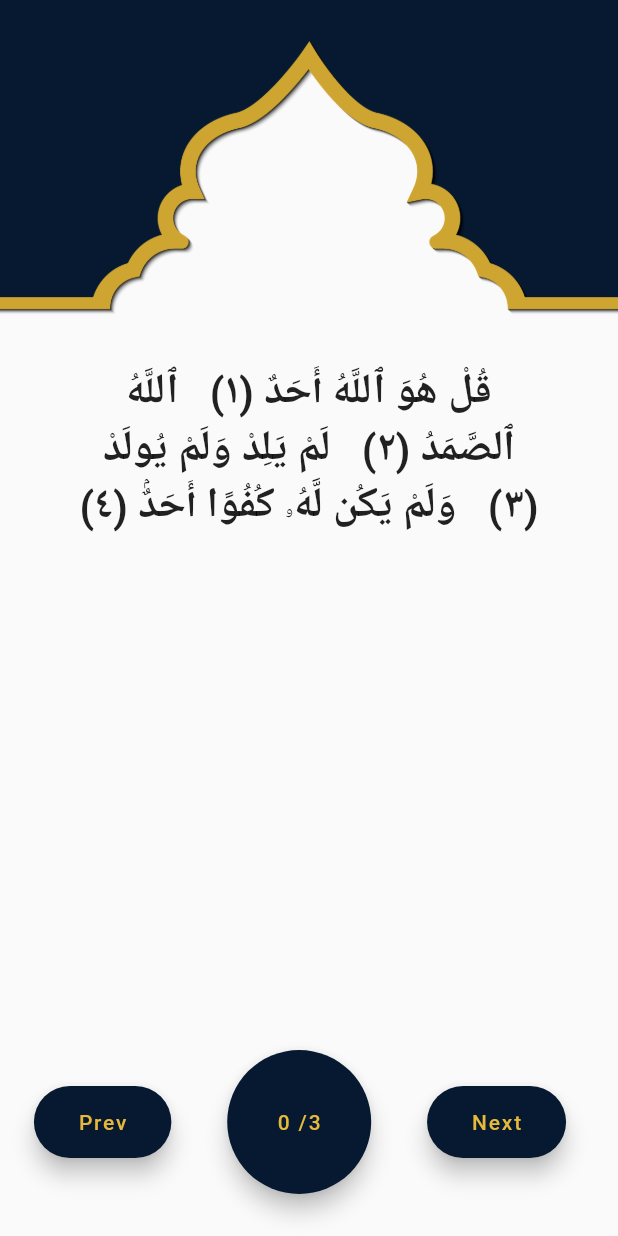
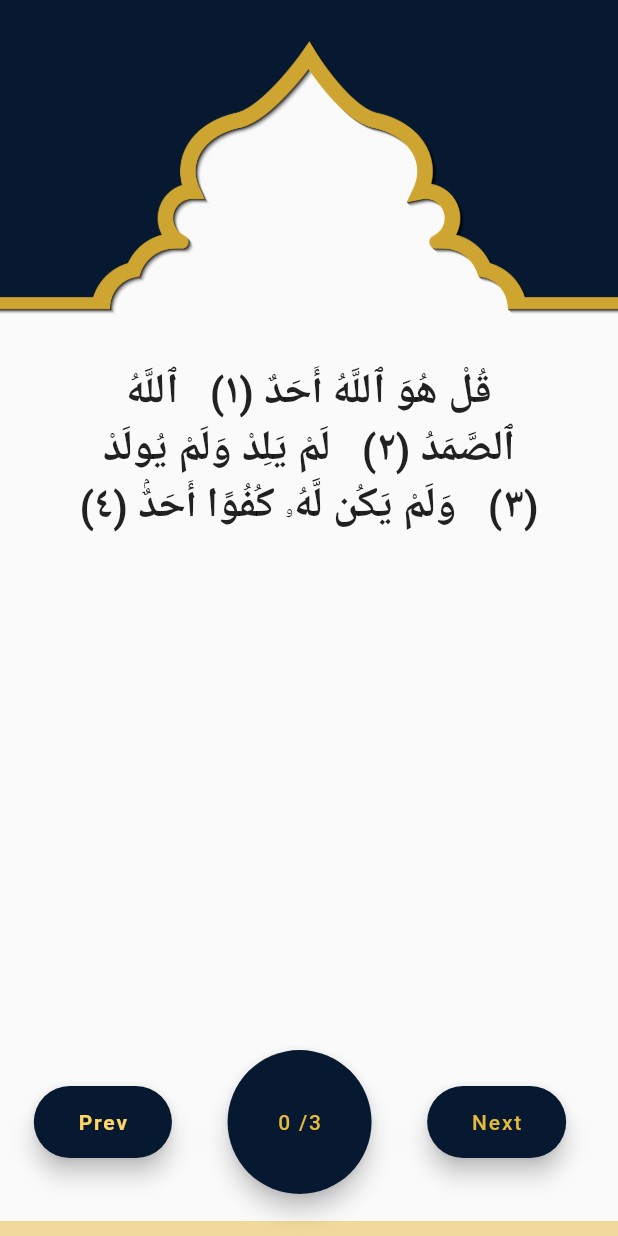
Before and after one commit to aslahmogral/wird_al_latif, a Flutter app: the screen it shows after launch, on a phone screen of 412 x 824 dp. Run offline on Flutter 3.47's test engine with Material 2 defaults, Android fonts, the light colour scheme and no system bars; our stand-ins replace google_fonts; Roboto replaces fonts that are missing (Amiri).

Commit message:
arabic font and harkath changed

```diff
--- a/lib/home_screen.dart
+++ b/lib/home_screen.dart
@@ -2,6 +2,7 @@ import 'package:flutter/material.dart';
 import 'package:provider/provider.dart';
 import 'package:wird_al_latif/provider/wird_provider.dart';
 import 'package:wird_al_latif/utils/colors.dart';
+import 'package:google_fonts/google_fonts.dart';
 
 class HomeScreen extends StatefulWidget {
   const HomeScreen({Key? key}) : super(key: key);
@@ -14,6 +15,7 @@ class _HomeScreenState extends State<HomeScreen> {
   int nextIndex = 0;
   bool endMessage = false;
   var count = 0;
+  double percentage = 0;
 
   prevButtonMethod(WirdProvider wirdData) {
     count = 0;
@@ -84,7 +86,7 @@ class _HomeScreenState extends State<HomeScreen> {
   Widget build(BuildContext context) {
     return Consumer<WirdProvider>(
         builder: (BuildContext context, wirdData, Widget? child) {
-      // var percentage = nextIndex / wirdData.getWirdList.length * 100;
+     percentage = nextIndex / wirdData.getWirdList.length * 1;
       return Scaffold(
           // appBar: AppBar(
           //   title: const Text('Wirdul-Latif '),
@@ -120,11 +122,13 @@ class _HomeScreenState extends State<HomeScreen> {
                   FloatingActionButton.extended(
                       backgroundColor: WirdColors.primaryColor,
                       onPressed: () {
+                        print(percentage);
+
                         prevButtonMethod(wirdData);
                       },
                       label: const Text(
                         '  Prev  ',
-                        style: TextStyle(color: WirdColors.seconderyColor),
+                        style: TextStyle(color: Color.fromARGB(255, 254, 213, 100),fontWeight: FontWeight.bold,),
                       )),
                   FloatingActionButton.large(
                       backgroundColor: WirdColors.primaryColor,
@@ -139,6 +143,7 @@ class _HomeScreenState extends State<HomeScreen> {
                   FloatingActionButton.extended(
                       backgroundColor: WirdColors.primaryColor,
                       onPressed: () {
+                        print(percentage);
                         nextButtonMethod(wirdData);
                       },
                       label: const Text('  Next  ',
@@ -187,25 +192,27 @@ class _HomeScreenState extends State<HomeScreen> {
                 Expanded(
                     flex: 1,
                     child: Container(
-                        // color: Colors.orange,
-                        ))
+                      width: MediaQuery.of(context).size.width,
+                      // color: Colors.orange,
+                      child: Column(
+                        children: [
+                          Expanded(child: SizedBox()),
+                          SizedBox(
+                            height: 10,
+                            child: LinearProgressIndicator(
+                              value: percentage,
+                              backgroundColor: WirdColors.seconderyColor.withOpacity(0.5),
+                              valueColor: AlwaysStoppedAnimation(
+                                  WirdColors.primaryColor),
+                            ),
+                          )
+                        ],
+                      ),
+                    ))
                 // Expanded(child: SizedBox())
               ],
             ),
-          )
-
-          //  SingleChildScrollView(
-          //   child: Column(
-          //     children: [
-          //       SizedBox(height: 20),
-          //       arabicTextWidget(context, wirdData),
-          //       SizedBox(
-          //         height: 150,
-          //       )
-          //     ],
-          //   ),
-          // ),
-          );
+          ));
     });
   }
 
@@ -228,10 +235,10 @@ class _HomeScreenState extends State<HomeScreen> {
                 : Text(
                     wirdData.getWirdList[nextIndex].arabic,
                     textAlign: TextAlign.center,
-                    style: TextStyle(
-                      fontWeight: FontWeight.bold,
+                    style: GoogleFonts.amiri(fontWeight: FontWeight.bold,
                       fontSize: 28,
-                    ),
+                      )
+
                   ),
           ),
         ),
--- a/lib/provider/wird_provider.dart
+++ b/lib/provider/wird_provider.dart
@@ -46,41 +46,42 @@ class WirdProvider extends ChangeNotifier {
     'رَبِّ أَعُوذُ بِكَ مِنْ هَمَزَاتِ الشَّيَاطِينِ وَأَعُوذُ بِكَ رَبِّ اَنْ يَّحْضُرُونِ',
     'أَفَحَسِبْتُمْ أَنَّمَا خَلَقْنَـٰكُمْ عَبَثًۭا وَأَنَّكُمْ إِلَيْنَا لَا تُرْجَعُونَ (١١٥) فَتَعَـٰلَى ٱللَّهُ ٱلْمَلِكُ ٱلْحَقُّ ۖ لَآ إِلَـٰهَ إِلَّا هُوَ رَبُّ ٱلْعَرْشِ ٱلْكَرِيمِ (١١٦) وَمَن يَدْعُ مَعَ ٱللَّهِ إِلَـٰهًا ءَاخَرَ لَا بُرْهَـٰنَ لَهُۥ بِهِۦ فَإِنَّمَا حِسَابُهُۥ عِندَ رَبِّهِۦٓ ۚ إِنَّهُۥ لَا يُفْلِحُ ٱلْكَـٰفِرُونَ (١١٧) وَقُل رَّبِّ ٱغْفِرْ وَٱرْحَمْ وَأَنتَ خَيْرُ ٱلرَّٰحِمِينَ (١١٨)',
     'فَسُبْحَانَ اللَّهِ حِينَ تُمْسُونَ وَحِينَ تُصْبِحُونَ * وَلَهُ الْحَمْدُ فِي السَّمَاوَاتِ وَالْأَرْضِ وَعَشِيًّا وَحِينَ تُظْهِرُونَ * يُخْرِجُ الْحَيَّ مِنَ الْمَيِّتِ وَيُخْرِجُ الْمَيِّتَ مِنَ الْحَيِّ وَيُحْيِي الْأَرْضَ بَعْدَ مَوْتِهَا وَكَذَلِكَ تُخْرَجُونَ',
-    'أعوذ بالله السميع العليم من الشيطان الرجيم',
+    'أَعُوذُ بِاَللَّهِ السَّمِيعِ الْعَلِيمِ مِنْ الشَّيْطَانِ الرَّجِيمِ',
     'لَوْ أَنزَلْنَا هَـٰذَا ٱلْقُرْءَانَ عَلَىٰ جَبَلٍۢ لَّرَأَيْتَهُۥ خَـٰشِعًۭا مُّتَصَدِّعًۭا مِّنْ خَشْيَةِ ٱللَّهِ ۚ وَتِلْكَ ٱلْأَمْثَـٰلُ نَضْرِبُهَا لِلنَّاسِ لَعَلَّهُمْ يَتَفَكَّرُونَ ٢١ هُوَ ٱللَّهُ ٱلَّذِى لَآ إِلَـٰهَ إِلَّا هُوَ ۖ عَـٰلِمُ ٱلْغَيْبِ وَٱلشَّهَـٰدَةِ ۖ هُوَ ٱلرَّحْمَـٰنُ ٱلرَّحِيمُ ٢٢ هُوَ ٱللَّهُ ٱلَّذِى لَآ إِلَـٰهَ إِلَّا هُوَ ٱلْمَلِكُ ٱلْقُدُّوسُ ٱلسَّلَـٰمُ ٱلْمُؤْمِنُ ٱلْمُهَيْمِنُ ٱلْعَزِيزُ ٱلْجَبَّارُ ٱلْمُتَكَبِّرُ ۚ سُبْحَـٰنَ ٱللَّهِ عَمَّا يُشْرِكُونَ ٢٣ هُوَ ٱللَّهُ ٱلْخَـٰلِقُ ٱلْبَارِئُ ٱلْمُصَوِّرُ ۖ لَهُ ٱلْأَسْمَآءُ ٱلْحُسْنَىٰ ۚ يُسَبِّحُ لَهُۥ مَا فِى ٱلسَّمَـٰوَٰتِ وَٱلْأَرْضِ ۖ وَهُوَ ٱلْعَزِيزُ ٱلْحَكِيمُ',
-    'سلام على نوح في العالمين إنا كذلك نجزي المحسنين إنه من عبادنا المؤمنين',
-    'أعوذ بكلمات الله التامات من شر ما خلق',
-    'بسم الله الذي لا يضر مع اسمه شيء في الأرض ولا في السماء وهو السميع العليم',
+    'سَلَامٌ عَلَى نُوحٍ فِي الْعَالَمِينَ إِنَّا كَذَلِكَ نَجْزِي الْمُحْسِنِينَ إِنَّهُ مِنْ عِبَادِنَا الْمُؤْمِنِينَ',
+    'أَعُوذُ بِكَلِمَاتِ اللَّهِ التَّامَّاتِ مِنْ شَرِّ مَا خَلَقَ',
+    'بِسْمِ اللَّهِ الَّذِي لَا يَضُرُّ مَعَ اسْمِهِ شَيْءٌ فِي الْأَرْضِ وَلَا فِي السَّمَاءِ وَهُوَ السَّمِيعُ الْعَلِيمُ',
     'اللَّهُمَّ إِنِّي أَصْبَحْتُ أُشْهِدُكَ وَأُشْهِدُ حَمَلَةَ عَرْشِكَ، وَمَلَائِكَتَكَ وَجَمِيعَ خَلْقِكَ، أَنَّكَ أَنْتَ اللهُ لَا إِلٰهَ إِلَّا أَنْتَ وَحْدَكَ لَا شَرِيكَ لَكَ، وَأَنَّ مُحَمَّداً عَبْدُكَ وَرَسُولُكَ',
-    'الحمد لله ربّ العالمين حمداً يوافي نِعَمَهُ ويُكافئُ مَزيده',
-    'آمنت بالله العظيم وكفرت بالجبت والطاغوت واستمسكت بالعروة الوثقى لا انفصام لها والله سميع عليم',
-    'رضيت بالله رباً وبالإسلام ديناً وبسيدنا محمد صلى الله عليه وآله وسلم نبياً ورسولاً',
-    'حسبي الله لا إله إلا هو عليه توكلت وهو رب العرش العظيم',
-    'اللهم صل على سيدنا محمد وآله وصحبه وسلم',
+    'الْحَمْدُ لِلَّهِ رَبِّ الْعَالَمِينَ حَمْدًا يُوَافِي نِعَمَهُ وَيُكَافِئُ مَزِيدَهُ',
+    'آمَنْتُ بِاللَّهِ الْعَظِيمِ وَكَفَرْتُ بِالْجِبْتِ وَالطَّاغُوتِ وَاسْتَمْسَكْتُ بِالْعُرْوَةِ الْوُثْقَى لَا انْفِصَامَ لَهَا وَاللَّهُ سَمِيعٌ عَلِيمٌ',
+    'رَضِيتُ بِاَللَّهِ رَبًّا وَبِالْإِسْلَامِ دِينًا وَبِسَيِّدِنَا مُحَمَّدٍ صَلَّى اللَّهُ عَلَيْهِ وَآلِهِ وَسَلَّمَ نَبِيًّا وَرَسُولًا',
+    'حَسْبِيَ اللَّهُ لَا إِلَهَ إِلَّا هُوَ عَلَيْهِ تَوَكَّلْتُ وَهُوَ رَبُّ الْعَرْشِ الْعَظِيمِ',
+    'اللَّهُمَّ صَلِّ عَلَى سَيِّدِنَا مُحَمَّدٍ وَآلِهِ وَصَحْبِهِ وَسَلَّمَ',
     'اللَّهُمَّ إِنِّي أَسْأَلُكَ مِنْ فَجْأَةِ الْخَيْرِ، وَأَعُوذُ بِكَ مِنْ فَجْأَةِ الشَّرّ',
-    'اللهم أنت ربي لا إله إلا أنت خلقتني، وأنا عبدك وأنا على عهدك ووعدك ما استطعت، أعوذ بك من شر ما صنعت، أبوء لك بنعمتك علي وأبوء بذنبي فاغفر لي فإنه لا يغفر الذنوب إلا أنت',
-    'اللهم أنت ربي لا إله إلا أنت، عليك توكلت، وأنت رب العرش العظيم، ما شاء الله كان، وما لم يشأ لم يكن، لا حول ولا قوة إلا بالله العلي العظيم، أعلم أن الله على كل شيء قدير، وأن الله قد أحاط بكل شيء علمًا، اللهم إني أعوذ بك من شر نفسي، ومن شر كل دابة أنت آخذ بناصيتها، إن ربي على صراط مستقيم،',
-    'يا حي يا قيوم برحمتك أستغيث ، أصلح لي شأني كله ، ولا تكلني إلى نفسي طرفة عين',
-    'اللهم إني أعوذ بك من الهم والحزن وأعوذ بك من العجز والكسل، وأعوذ بك من الجبن والبخل، وأعوذ بك من غلبة الدين وقهر الرجال',
-    'اللهم إني أسألك العافية في الدنيا والآخرة',
-    'اللهم إني أسألك العفو والعافية والمعافاة الدائمة في ديني ودنياي وأهلي ومالي',
-    'اللهم استر عوراتي وآمن روعاتي',
-    'اللهم احفظني من بين يدي ومن خلفي وعن يميني وعن شمالي ومن فوقي، وأعوذ بعظمتك أن أغتال من تحتي',
-    'اللهم انت خلقتني وانت تهديني وانت تطعمني وانت تسقيني وانت تميتني وانت تحيني وانت على كل شي قدير',
-    'أصبحنا على فطرة الإسلام وعلى كلمة الإخلاص وعلى د ین نبينا محمد صلى الله عليه وآله وسلم وعلى ملة أبينا إبراهيم حنيفاً مسلماً وما كان من المشركين',
-    'اللهم بك أصبحنا وبك أمسينا وبك نحيا وبك نموت وعليك نتوكل وإليك النشور',
-    'أصبحنا وأصبح الملك لله والحمد لله رب العالمين',
-    'اللهم إني أسألك خير هذا اليوم فتحه ونصره ونوره وبركته وهداه',
-    'اللهم إني أسألك خير هذا اليوم وخير ما قبله وخير ما بعده وأعوذ بك من شر هذا اليوم وشر ما بعده',
-    'اللهم ما أصبح بي من نعمة أو بأحد من خلقك فمنك وحدك لا شريك لك فلك الحمد ولك الشكر على ذلك',
-    'سبحان الله وبحمده عدد خلقه ورضاء نفسه وزنة عرشه ومداد كلماته',
-    'سبحان الله العظيم وبحمده عدد خلقه ورضاء نفسه وزنة عرشه ومداد كلماته',
-    'سبحان الله عدد ما خلق في السماء، سبحان الله عدد ما خلق في الأرض، سبحان الله عدد مابين ذلك، سبحان الله عدد ماهو خالق',
-    'الحمد لله عدد ما خلق في السماء، الحمد لله عدد ما خلق في الأرض، الحمد لله عدد ما بين ذلك، الحمد لله عدد ماهو خالق',
-    'لا إله إلا الله عدد ما خلق في السماء، لا إله إلا الله عدد ما خلق في الأرض، لا إله إلا الله عدد مابين ذلك، لا إله إلا الله  عدد ماهو خالق',
-    'الله أكبر عدد ما خلق في السماء، الله أكبر عدد ما خلق في الأرض، الله أكبر عدد مابين ذلك، الله أكبر عدد ماهو خالق',
-    'لا حول ولا قوة إلا بالله العلي العظيم عدد ما خلق في السماء، لا حول ولا قوة إلا بالله العلي العظيم عدد ما خلق في الأرض، لا حول ولا قوة إلا بالله العلي العظيم عدد ما بين ذلك، لا حول ولا قوة إلا بالله العلي العظيم عدد ماهو خالق',
-    'لا إله إلا الله وحده لا شريك له، له الملك وله الحمد يحيي ويميت وهو على كل شيء قدير عدد د كل ذرة ألف مرة',
-    'اللهم صل وسلم على سيدنا محمد مفتاح باب رحمة الله عدد ما في علم الله صلاة وسلاماً دائمين بدوام ملك الله وعلى آله وصحبه عدد كل ذرة ألف مرة',
+    'اللَّهُمَّ أَنْتَ رَبِّي لَا إِلَهَ إِلَّا أَنْتَ خَلَقْتَنِي، وَأَنَا عَبْدُكَ وَأَنَا عَلَى عَهْدِكَ وَوَعْدِكَ مَا اسْتَطَعْتُ، أَعُوذُ بِكَ مِنْ شَرِّ مَا صَنَعْتَ، أَبُوءُ لَكَ بِنِعْمَتِكَ عَلَيَّ وَأَبُوءُ بِذَنْبِي فَاغْفِرْ لِي فَإِنَّهُ لَا يَغْفِرُ الذُّنُوبَ إِلَّا أَنْتَ',
+    'اللَّهُمَّ أَنْتَ رَبِّي لَا إِلَهَ إِلَّا أَنْتَ، عَلَيْكَ تَوَكَّلْتُ، وَأَنْتَ رَبُّ الْعَرْشِ الْعَظِيمِ، مَا شَاءَ اللَّهُ كَانَ، وَمَا لَمْ يَشَأْ لَمْ يَكُنْ، لَا حَوْلَ وَلَا قُوَّةَ إِلَّا بِاَللَّهِ الْعَلِيِّ الْعَظِيم,أَعْلَمُ أَنَّ اللَّهَ عَلَى كُلِّ شَيْءٍ قَدِيرٌ ، وَأَنَّ اللَّهَ قَدْ أَحَاطَ بِكُلِّ شَيْءٍ عِلْمًا,اللَّهُمَّ إِنِّي أَعُوذُ بِكَ مِنْ شَرِّ  نَفْسِي, وَمِنْ شَرِّ كُلِّ دَابَّةٍ أَنْتَ آخُذٌ بِنَاصِيَتِهَا، إنَّ رَبِّي عَلَى صِرَاطٍ مُسْتَقِيمٍ',
+    'يَا حَيُّ يَا قَيُّومُ بِرَحْمَتِكَ أَسْتَغِيثُ ، أَصْلِحْ لِي شَأْنِي كُلَّهُ ، وَلَا تَكِلْنِي إِلَى نَفْسِي طَرْفَةَ عَيْنٍ',
+    'اللَّهُمَّ إِنِّي أَعُوذُ بِكَ مِنْ الْهَمِّ وَالْحُزْنِ وَأَعُوذُ بِكَ مِنْ الْعَجْزِ وَالْكَسَلِ، وَأَعُوذُ بِكَ مِنْ الْجُبْنِ وَالْبُخْلِ، وَأَعُوذُ بِكَ مِنْ غَلَبَةِ الدِّينِ وَقَهْرِ الرِّجَالِ',
+    'اللَّهُمَّ إِنِّي أَسْأَلُكَ الْعَافِيَةَ فِي الدُّنْيَا وَالْآخِرَةِ',
+    'اللَّهُمَّ إِنِّي أَسْأَلُكَ الْعَفْوَ وَالْعَافِيَةَ وَالْمُعَافَاةَ الدَّائِمَةَ فِي دِينِي وَدُنْيَايَ وَأَهْلِي وَمَالِي',
+    'اللَّهُمَّ اسْتُرْ عَوْرَاتِي وَآمِنْ رَوْعَاتِي',
+    'اللَّهُمَّ احْفَظْنِي مِنْ بَيْنِ يَدَيَّ وَمِنْ خَلْفِي وَعَنْ يَمِينِي وَعَنْ شِمَالِي وَمِنْ فَوْقِي، وَأَعُوذُ بِعَظَمَتِكَ أَنْ أَغْتَالَ مِنْ تَحْتِي',
+    'اللَّهُمَّ انْتَ خَلَقْتَنِي وَانْتَ تَهْدِينِي وَانْتَ تُطْعِمُنِي وَانْتَ تَسْقِينِي وَانْتَ تُمِيتُنِي وَانْتَ تَحِينِي وَانْتِ عَلَى كُلِّ شَيٍّ قَدِيرٍ',
+    'أَصْبَحْنَا عَلَى فِطْرَةِ الْإِسْلَامِ وَعَلَى كَلِمَةِ الْإِخْلَاصِ وَعَلَى د ینِ نَبِيِّنَا مُحَمَّدٍ صَلَّى اللَّهُ عَلَيْهِ وَآلِهِ وَسَلَّمَ وَعَلَى مِلَّةِ أَبَيْنَا إِبْرَاهِيمَ حَنِيفًا مُسْلِمًا وَمَا كَانَ مِنْ الْمُشْرِكِينَ',
+    'اللَّهُمَّ بِكَ أَصْبَحْنَا وَبِكَ أَمْسَيْنَا وَبِكَ نَحْيَا وَبِكَ نَمُوتُ وَعَلَيْكَ نَتَوَكَّلُ وَإِلَيْكَ النُّشُورُ',
+    'أَصْبَحْنَا وَأَصْبَحَ الْمُلْكُ لِلَّهِ وَالْحَمْدُ لِلَّهِ رَبِّ الْعَالَمِينَ',
+    'اللَّهُمَّ إِنِّي أَسْأَلُكَ خَيْرَ هَذَا الْيَوْمِ فَتْحَهُ وَنَصْرَهُ وَنُورَهُ وَبَرَكَتَهُ وَهَدَاهُ',
+    'اللَّهُمَّ إِنِّي أَسْأَلُكَ خَيْرَ هَذَا الْيَوْمِ وَخَيْرَ مَا قَبْلَهُ وَخَيْرُ مَا بَعْدَهُ وَأَعُوذُ بِكَ مِنْ شَرِّ هَذَا الْيَوْمِ وَشَرِّ مَا بَعْدَهُ',
+    'اللَّهُمَّ مَا أَصْبَحَ بِي مِنْ نِعْمَةٍ أَوْ بِأَحَدٍ مِنْ خَلْقِكَ فَمِنْكَ وَحْدَكَ لَا شَرِيكَ لَكَ فَلَكَ الْحَمْدُ وَلَكَ الشُّكْرُ عَلَى ذَلِكَ',
+    'سُبْحَانَ اللَّهِ وَبِحَمْدِهِ عَدَدَ خَلْقِهِ وَرِضَاءِ نَفْسِهِ وَزِنَةَ عَرْشِهِ وَمِدَادَ كَلِمَاتِهِ',
+    'سُبْحَانَ اللَّهِ الْعَظِيمِ وَبِحَمْدِهِ عَدَدَ خَلْقِهِ وَرِضَاءِ نَفْسِهِ وَزِنَةَ عَرْشِهِ وَمِدَادَ كَلِمَاتِهِ',
+    'سُبْحَانَ اللَّهِ عَدَدَ مَا خَلَقَ فِي السَّمَاءِ، سُبْحَانَ اَللَّهِ عَدَدَ مَا خَلَقَ فِي اَلْأَرْضِ، سُبْحَانَ اَللَّهِ عَدَدَ مَابِّينَ ذَلِكَ، سُبْحَانَ اَللَّهِ عَدَدٌ مَاهُوَ خَالِقٌ',
+    'الْحَمْدُ لِلَّهِ عَدَدُ مَا خَلَقَ فِي السَّمَاءِ، اَلْحَمْدُ لِلَّهِ عَدَدَ مَا خَلَقَ فِي اَلْأَرْضِ، اَلْحَمْدُ لِلَّهِ عَدَدُ مَا بَيْنَ ذَلِكَ، اَلْحَمْدُ لِلَّهِ عَدَدٌ مَاهُوَ خَالِقٌ',
+    'لَا إِلَهَ إِلَّا اللَّهُ عَدَدَ مَا خَلَقَ فِي السَّمَاءِ، لَا إِلَهَ إِلَّا اَللَّهُ عَدَدَ مَا خَلَقَ فِي اَلْأَرْضِ، لَا إِلَهَ إِلَّا اَللَّهُ عَدَدَ مَابِّينَ ذَلِكَ، لَا إِلَهَ إِلَّا اَللَّهُ عَدَدٌ مَاهُوَ خَالِقٌ',
+    'اَللَّهُ أَكْبَرُ عَدَدَ مَا خَلَقَ فِي اَلسَّمَاءِ، اَللَّهُ أَكْبَرُ عَدَدِ مَا خَلَقَ فِي اَلْأَرْضِ، اَللَّهُ أَكْبَرُ عَدَدٍ مَابِّيْنَ ذَلِكَ، اَللَّهُ أَكْبَرُ عَدَدٍ مَاهُوَ خَالِقٌ',
+    '  لَا حَوْلَ وَلَا قُوَّةَ إِلَّا بِاَللَّهِ الْعَلِيِّ الْعَظِيمِ عَدَدَ مَا بَيْنَ ذَلِكَ، لَا حَوْلَ وَلَا قُوَّةَ إِلَّا بِاَللَّهِ الْعَلِيِّ الْعَظِيمِ عَدَدٌ مَاهُوَ خَالِقٌ',
+    'لَا حَوْلَ وَلَا قُوَّةَ إِلَّا بِاَللَّهِ الْعَلِيِّ الْعَظِيمِ عَدَدَ مَا خَلَقَ فِي السَّمَاءِ، لَا حَوْلَ وَلَا قُوَّةَ إِلَّا بِاَللَّهِ الْعَلِيِّ الْعَظِيمِ عَدَدَ مَا خَلَقَ فِي الْأَرْضِ'
+        'لَا إِلَهَ إِلَّا اللَّهُ وَحْدَهُ لَا شَرِيكَ لَهُ، لَهُ الْمُلْكُ وَلَهُ الْحَمْدُ يُحْيِي وَيُمِيتُ وَهُوَ عَلَى كُلِّ شَيْءٍ قَدِيرٌ عَدَدُ دِ كُلُّ ذَرَّةٍ أَلْفَ مَرَّةٍ',
+    'اللَّهُمَّ صَلِّ وَسَلِّمْ عَلَى سَيِّدِنَا مُحَمَّدٍ مِفْتَاحُ بَابِ رَحْمَةِ اللَّهِ عَدَدَ مَا فِي عِلْمِ اللَّهِ صَلَاةً وَسَلَامًا دَائِمِينِ بِدَوَامِ مُلْكِ اللَّهِ وَعَلَى آلِهِ وَصَحْبِهِ عَدَدُ كُلِّ ذَرَّةٍ أَلْفَ مَرَّةٍ',
   ];
 }
--- a/pubspec.yaml
+++ b/pubspec.yaml
@@ -35,6 +35,7 @@ dependencies:
   # Use with the CupertinoIcons class for iOS style icons.
   cupertino_icons: ^1.0.2
   provider: ^6.0.3
+  google_fonts: ^3.0.1
 
 dev_dependencies:
   flutter_test:
```
Also changed, not shown: pubspec.lock, 1 other file.
